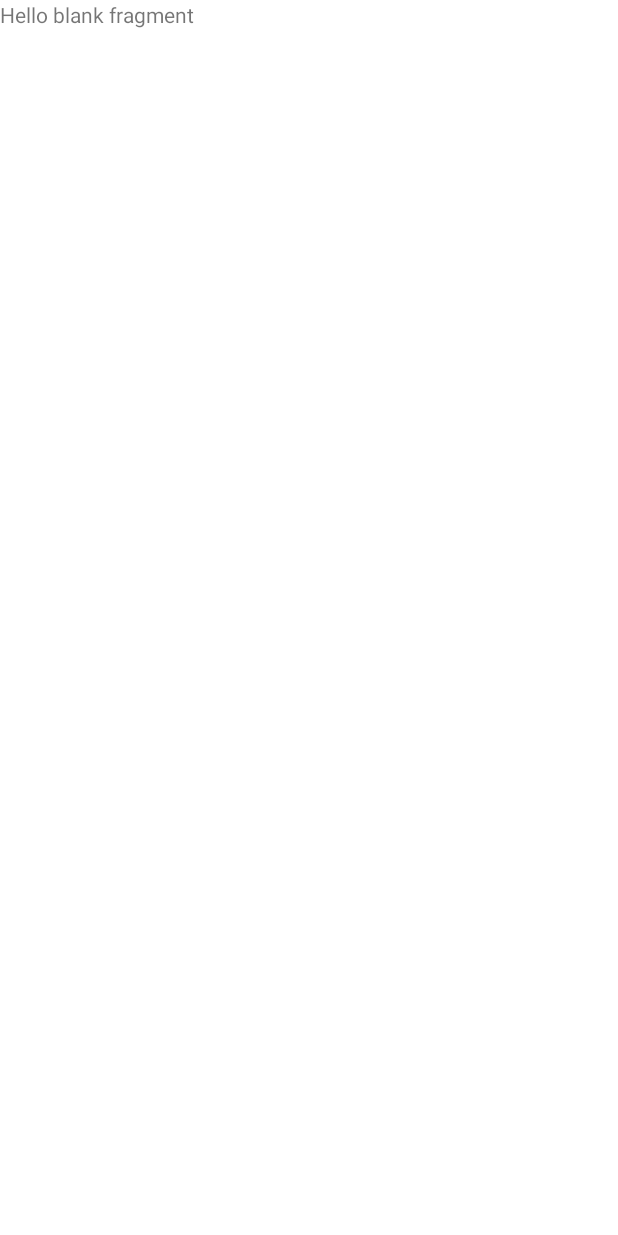
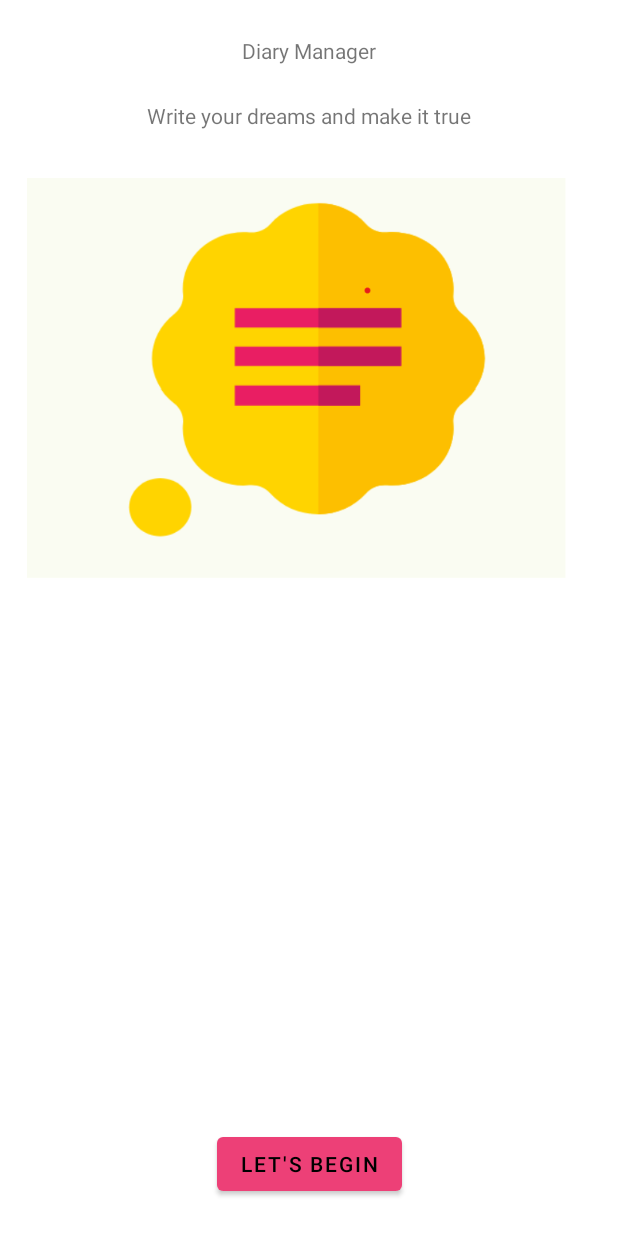
Before and after one commit to MalukiMuthusi/Diary-Manager, an Android app: the screen it shows after launch (MainActivity), on a phone screen of 412 x 824 dp. Before the commit the screen is almost empty. Run offline under Robolectric (Android 15) with nearby library versions, the phone set to English and light mode, and no system bars.

Commit message:
Welcome Screen added.

```diff
--- a/app/src/main/res/layout/fragment_welcome.xml
+++ b/app/src/main/res/layout/fragment_welcome.xml
@@ -1,14 +1,65 @@
 <?xml version="1.0" encoding="utf-8"?>
-<FrameLayout xmlns:android="http://schemas.android.com/apk/res/android"
+<androidx.constraintlayout.widget.ConstraintLayout xmlns:android="http://schemas.android.com/apk/res/android"
+    xmlns:app="http://schemas.android.com/apk/res-auto"
     xmlns:tools="http://schemas.android.com/tools"
+    android:id="@+id/frameLayout"
     android:layout_width="match_parent"
     android:layout_height="match_parent"
     tools:context=".WelcomeFragment">
 
-    <!-- TODO: Update blank fragment layout -->
     <TextView
-        android:layout_width="match_parent"
-        android:layout_height="match_parent"
-        android:text="@string/hello_blank_fragment" />
+        android:id="@+id/page_title"
+        android:layout_width="0dp"
+        android:layout_height="wrap_content"
+        android:layout_marginStart="8dp"
+        android:layout_marginLeft="8dp"
+        android:layout_marginTop="24dp"
+        android:layout_marginEnd="8dp"
+        android:layout_marginRight="8dp"
+        android:fontFamily="sans-serif"
+        android:gravity="center"
+        android:text="@string/page_title"
+        app:layout_constraintEnd_toEndOf="parent"
+        app:layout_constraintStart_toStartOf="parent"
+        app:layout_constraintTop_toTopOf="parent" />
 
-</FrameLayout>
+    <TextView
+        android:id="@+id/welcome_text"
+        android:layout_width="0dp"
+        android:layout_height="wrap_content"
+        android:layout_marginStart="8dp"
+        android:layout_marginLeft="8dp"
+        android:layout_marginTop="24dp"
+        android:layout_marginEnd="8dp"
+        android:layout_marginRight="8dp"
+        android:gravity="center"
+        android:text="@string/welcome_text"
+        app:layout_constraintEnd_toEndOf="parent"
+        app:layout_constraintStart_toStartOf="parent"
+        app:layout_constraintTop_toBottomOf="@+id/page_title" />
+
+    <ImageView
+        android:id="@+id/imageView"
+        android:layout_width="wrap_content"
+        android:layout_height="wrap_content"
+        android:layout_marginStart="8dp"
+        android:layout_marginLeft="8dp"
+        android:layout_marginTop="32dp"
+        android:layout_marginEnd="8dp"
+        android:layout_marginRight="8dp"
+        android:contentDescription="@string/image_description"
+        android:src="@mipmap/welcome_image"
+        app:layout_constraintEnd_toEndOf="parent"
+        app:layout_constraintStart_toStartOf="parent"
+        app:layout_constraintTop_toBottomOf="@+id/welcome_text" />
+
+    <Button
+        android:id="@+id/button"
+        android:layout_width="wrap_content"
+        android:layout_height="wrap_content"
+        android:layout_marginBottom="24dp"
+        android:text="@string/welcome_button"
+        app:layout_constraintBottom_toBottomOf="parent"
+        app:layout_constraintEnd_toEndOf="parent"
+        app:layout_constraintStart_toStartOf="parent" />
+</androidx.constraintlayout.widget.ConstraintLayout>
--- a/app/src/main/res/navigation/nav_host.xml
+++ b/app/src/main/res/navigation/nav_host.xml
@@ -10,4 +10,9 @@
         android:name="codes.malukimuthusi.diarymanager.WelcomeFragment"
         android:label="fragment_welcome"
         tools:layout="@layout/fragment_welcome" />
+    <fragment
+        android:id="@+id/welcome2Fragment"
+        android:name="codes.malukimuthusi.diarymanager.Welcome2Fragment"
+        android:label="fragment_welcome2"
+        tools:layout="@layout/fragment_welcome2" />
 </navigation>
--- a/app/src/main/res/values/strings.xml
+++ b/app/src/main/res/values/strings.xml
@@ -3,4 +3,8 @@
 
     <!-- TODO: Remove or change this placeholder text -->
     <string name="hello_blank_fragment">Hello blank fragment</string>
+    <string name="page_title">Diary Manager</string>
+    <string name="welcome_text">Write your dreams and make it true</string>
+    <string name="image_description">Image of the Company Logo.</string>
+    <string name="welcome_button">LET\'S BEGIN</string>
 </resources>
```
Also changed, not shown: app/src/main/java/codes/malukimuthusi/diarymanager/Welcome2Fragment.kt (added, +59 -0 lines), app/src/main/res/layout/fragment_welcome2.xml (added, +14 -0 lines), app/src/main/res/mipmap-xhdpi/welcome_image.png (added).
